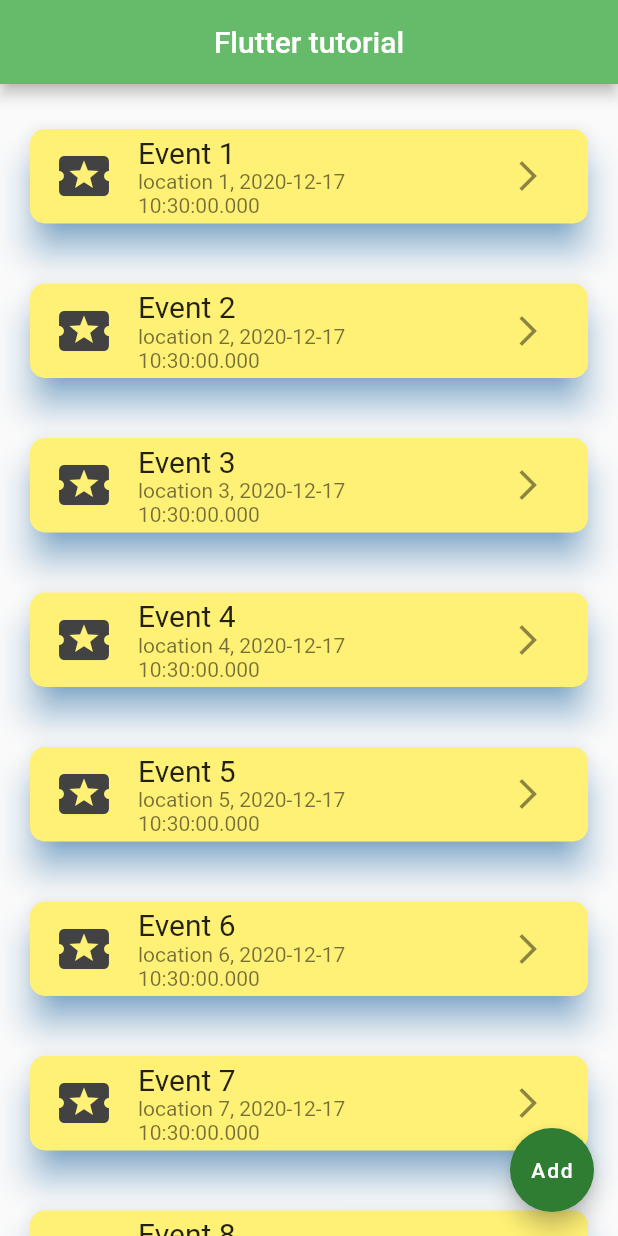
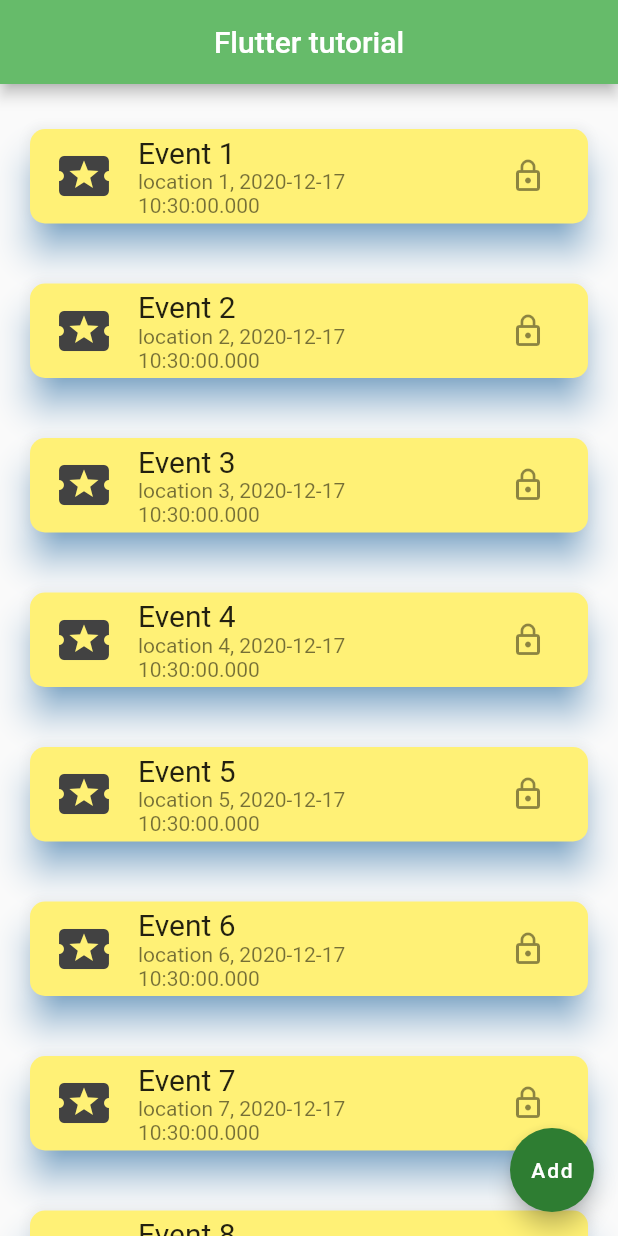
Before and after one commit to LyubashaBurkova/Flutter, a Flutter app: the screen it shows after launch, on a phone screen of 412 x 824 dp. Run offline on Flutter 3.47's test engine with Material 2 defaults, Android fonts, the phone set to English and light mode, and no system bars.

```diff
--- a/lib/components/event_card.dart
+++ b/lib/components/event_card.dart
@@ -1,7 +1,7 @@
 import 'package:flutter/material.dart';
 import 'package:flutter_app/models/event.dart';
 
-class EventCard extends StatelessWidget {
+class EventCard extends StatefulWidget {
   const EventCard({
     Key key,
     @required this.event,
@@ -10,7 +10,21 @@ class EventCard extends StatelessWidget {
   final Event event;
 
   @override
-  Widget build(BuildContext context) {
+  _EventCardState createState() => _EventCardState();
+}
+
+class _EventCardState extends State<EventCard> {
+  bool _isEnabled = true;//_Name - приватный метод
+  @override
+  void initState() {//отработает 1 раз
+    // TODO: implement initState
+    super.initState();
+    print("initState");
+  }
+
+  @override
+  Widget build(BuildContext context) {//
+    print("build");
     return Card(
         color: Colors.yellow[300],
         elevation: 10,
@@ -18,12 +32,13 @@ class EventCard extends StatelessWidget {
         margin: EdgeInsets.symmetric(vertical: 20.0, horizontal:10.0),
         shape: RoundedRectangleBorder(borderRadius: BorderRadius.circular(10)),
         child: ListTile(
+          enabled: _isEnabled,
           title: Text(
-            event.name,
+            widget.event.name,
             style: TextStyle(fontSize: 20),
           ),
           subtitle: Text(
-              "${event.location}, ${event.startDateTime}"
+              "${widget.event.location}, ${widget.event.startDateTime}"
           ),
           leading: Icon(
             Icons.local_activity,
@@ -31,11 +46,11 @@ class EventCard extends StatelessWidget {
             color: Colors.grey[800],
           ),
           trailing: IconButton(
-            icon: Icon(Icons.arrow_forward_ios),
-            onPressed: () => print("${event.name} - tap Details"),
+            icon: _isEnabled ? Icon(Icons.lock_outline) : Icon(Icons.lock_open),
+            onPressed: () => setState(() => _isEnabled = !_isEnabled),
           ),
-          onTap: () => print("${event.name} - tap"),
-          onLongPress: () => print("${event.name} - long tap"),
+          onTap: () => print("${widget.event.name} - tap"),
+          onLongPress: () => print("${widget.event.name} - long tap"),
         )
     );
   }
```
